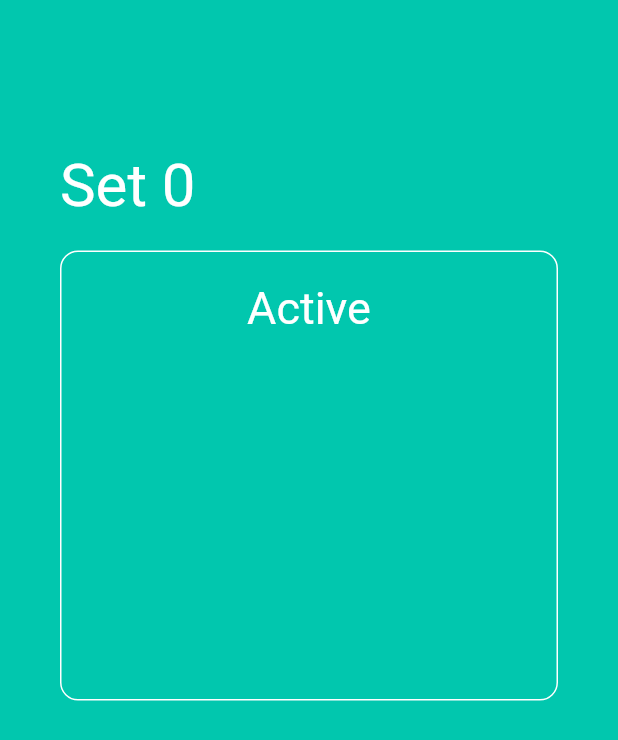
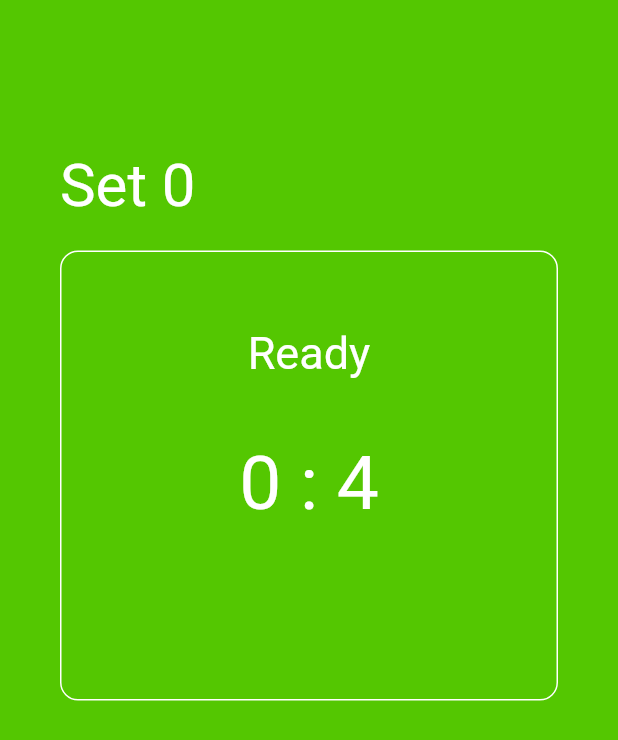
Before and after one commit to L-Hyeon/flutter-timer, a Flutter app: the IntervalPage screen opened directly, after a tap on "Start", on a phone screen of 412 x 824 dp. Shown: the top 740 px of the screen. Run offline on Flutter 3.47's test engine with Material 2 defaults, Android fonts, the phone set to English and light mode, and no system bars; our stand-ins replace fluttertoast; Roboto replaces fonts that are missing (Cafe24).

Commit message:
Finish Interval Part

```diff
--- a/lib/widgets/interval/interval_active.dart
+++ b/lib/widgets/interval/interval_active.dart
@@ -1,26 +1,88 @@
+import 'dart:async';
 import 'package:flutter/material.dart';
+import 'package:fluttertoast/fluttertoast.dart';
 
 class IntervalActive extends StatefulWidget {
   const IntervalActive({Key? key, required this.set, required this.aMin, required this.aSec, required this.rMin, required this.rSec}) : super(key: key);
 
   final int set;
-  final String aMin;
-  final String aSec;
-  final String rMin;
-  final String rSec;
+  final int aMin;
+  final int aSec;
+  final int rMin;
+  final int rSec;
 
   @override
   _IntervalActiveState createState() => _IntervalActiveState();
 }
 
 class _IntervalActiveState extends State<IntervalActive> {
-  int loopCounter = 1;
+  int curSet = 0;
+  int loopCounter = 0;
+  int min = 0;
+  int sec = 5;
+  String curState = "Ready";
+  Timer? timer;
+  DateTime backPressedTime = DateTime(-1);
+
+  void startTimer() {
+    timer = Timer.periodic(const Duration(seconds: 1), (_) {
+      if (sec > 0){
+        setState(() { sec -= 1; });
+      }
+      if (sec == 0){
+        if (min > 0) {
+          min -= 1;
+          sec += 60;
+          return;
+        }
+        if (loopCounter == 2*widget.set){
+          stopTimer();
+          curState = "Finish";
+        }
+        else if (loopCounter % 2 == 0){
+          curSet += 1;
+          loopCounter += 1;
+          curState = "Active";
+          min = widget.aMin;
+          sec = widget.aSec - 1;
+        }
+        else if (loopCounter % 2 == 1) {
+          loopCounter += 1;
+          curState = "Rest";
+          min = widget.rMin;
+          sec = widget.rSec - 1;
+        }
+      }
+    });
+  }
+
+  void stopTimer() {
+    timer?.cancel();
+  }
+
+  Future<bool> onWillPop() {
+    DateTime now = DateTime.now();
+    if (backPressedTime == DateTime(-1) ||
+        now.difference(backPressedTime) > Duration(seconds: 2)) {
+      backPressedTime = now;
+      Fluttertoast.showToast(msg: "종료하려면 한 번 더 누르세요");
+      return Future.value(false);
+    }
+    return Future.value(true);
+  }
+
+  @override
+  void initState() {
+    startTimer();
+  }
 
   @override
   Widget build(BuildContext context) {
     return Scaffold(
-      backgroundColor: const Color(0xff01C7AE),
-      body: SingleChildScrollView(
+      backgroundColor: (curState == "Active") ? const Color(0xff01C7AE) : const Color(0xff54c701),
+      body: WillPopScope(
+        onWillPop: onWillPop,
+        child: SingleChildScrollView(
           child: Column(
             children: [
               const SizedBox(height: 100),
@@ -28,7 +90,7 @@ class _IntervalActiveState extends State<IntervalActive> {
                 children: [
                   const SizedBox(width: 40),
                   TText(
-                  text: "Set ${widget.set}",
+                    text: "Set $curSet",
                     size: 40,
                   )
                 ],
@@ -36,7 +98,7 @@ class _IntervalActiveState extends State<IntervalActive> {
               Container(
                 width: 350,
                 height: 300,
-              margin: EdgeInsets.fromLTRB(40, 20, 40, 20),
+                margin: const EdgeInsets.fromLTRB(40, 20, 40, 20),
                 decoration: BoxDecoration(
                   borderRadius: BorderRadius.circular(12),
                   border: Border.all(
@@ -46,12 +108,22 @@ class _IntervalActiveState extends State<IntervalActive> {
                 ),
                 child: Column(
                   children: [
-                  const SizedBox(height: 20),
-                  TText(text: "Active", size: 30)
+                    const SizedBox(height: 50),
+                    TText(text: curState, size: 30),
+                    const SizedBox(height: 40),
+                    Row(
+                      mainAxisAlignment: MainAxisAlignment.center,
+                      children: [
+                        TText(text: "$min", size: 50),
+                        const TText(text: " : ", size: 50),
+                        TText(text: "$sec", size: 50)
+                      ],
+                    )
                   ],
                 )
               ),
             ],
+          ),
         ),
       ),
     );
--- a/lib/widgets/interval/interval_page.dart
+++ b/lib/widgets/interval/interval_page.dart
@@ -1,4 +1,5 @@
 import 'package:flutter/material.dart';
+import 'package:fluttertoast/fluttertoast.dart';
 import 'package:timer/widgets/interval/interval_active.dart';
 
 class IntervalPage extends StatefulWidget {
@@ -10,10 +11,10 @@ class IntervalPage extends StatefulWidget {
 
 class _IntervalPageState extends State<IntervalPage> {
   int sets = 0;
-  final activeMin = TextEditingController();
-  final activeSec = TextEditingController();
-  final restMin = TextEditingController();
-  final restSec = TextEditingController();
+  final activeMin = TextEditingController(text: "0");
+  final activeSec = TextEditingController(text: "0");
+  final restMin = TextEditingController(text: "0");
+  final restSec = TextEditingController(text: "0");
 
   @override
   Widget build(BuildContext context) {
@@ -89,6 +90,21 @@ class _IntervalPageState extends State<IntervalPage> {
                     )
                   ),
                   const SizedBox(height: 10),
+                  Row(
+                    mainAxisAlignment: MainAxisAlignment.spaceBetween,
+                    children : [
+                      InkWell(
+                          child: const TText(
+                            text: "-15",
+                            size: 20,
+                          ),
+                          onTap: (){
+                            if (int.parse(activeSec.text) < 15){
+                              return;
+                            }
+                            activeSec.text = (int.parse(activeSec.text) - 15).toString();
+                          }
+                      ),
                       Container(
                         width: 130,
                         height: 70,
@@ -107,12 +123,6 @@ class _IntervalPageState extends State<IntervalPage> {
                               child: TextField(
                                 controller: activeMin,
                                 decoration: const InputDecoration(
-                              hintText: "00",
-                              hintStyle: TextStyle(
-                                  fontFamily: "Cafe24",
-                                  fontSize: 20,
-                                  color: Colors.white
-                              ),
                                   enabledBorder: OutlineInputBorder(
                                     borderSide: BorderSide(
                                       color: Colors.transparent,
@@ -146,12 +156,6 @@ class _IntervalPageState extends State<IntervalPage> {
                               child: TextField(
                                 controller: activeSec,
                                 decoration: const InputDecoration(
-                                hintText: "00",
-                                hintStyle: TextStyle(
-                                    fontFamily: "Cafe24",
-                                    fontSize: 20,
-                                    color: Colors.white
-                                ),
                                     enabledBorder: OutlineInputBorder(
                                         borderSide: BorderSide(
                                             color: Colors.transparent,
@@ -172,10 +176,27 @@ class _IntervalPageState extends State<IntervalPage> {
                                 ),
                                 textAlign: TextAlign.center,
                                 keyboardType: TextInputType.number,
+                                onChanged: (text){
+                                  if (int.parse(activeSec.text) >= 60){
+                                    activeMin.text = (int.parse(activeMin.text) + 1).toString();
+                                    activeSec.text = (int.parse(activeSec.text) - 60).toString();
+                                  }
+                                },
                               ),
                             ),
                           ],
+                        )
                       ),
+                      InkWell(
+                          child: const TText(
+                            text: "+15",
+                            size: 20,
+                          ),
+                          onTap: (){
+                            activeSec.text = (int.parse(activeSec.text) + 15).toString();
+                          }
+                      ),
+                    ]
                   ),
                   const SizedBox(height: 20),
                   const Center(
@@ -185,6 +206,21 @@ class _IntervalPageState extends State<IntervalPage> {
                       )
                   ),
                   const SizedBox(height: 10),
+                  Row(
+                    mainAxisAlignment: MainAxisAlignment.spaceBetween,
+                    children: [
+                      InkWell(
+                          child: const TText(
+                            text: "-15",
+                            size: 20,
+                          ),
+                          onTap: (){
+                            if (int.parse(restSec.text) < 15){
+                              return;
+                            }
+                            restSec.text = (int.parse(restSec.text) - 15).toString();
+                          }
+                      ),
                       Container(
                         width: 130,
                         height: 70,
@@ -203,12 +239,6 @@ class _IntervalPageState extends State<IntervalPage> {
                               child: TextField(
                                 controller: restMin,
                                 decoration: const InputDecoration(
-                                hintText: "00",
-                                hintStyle: TextStyle(
-                                    fontFamily: "Cafe24",
-                                    fontSize: 20,
-                                    color: Colors.white
-                                ),
                                     enabledBorder: OutlineInputBorder(
                                         borderSide: BorderSide(
                                             color: Colors.transparent,
@@ -242,12 +272,6 @@ class _IntervalPageState extends State<IntervalPage> {
                               child: TextField(
                                 controller: restSec,
                                 decoration: const InputDecoration(
-                                hintText: "00",
-                                hintStyle: TextStyle(
-                                    fontFamily: "Cafe24",
-                                    fontSize: 20,
-                                    color: Colors.white
-                                ),
                                     enabledBorder: OutlineInputBorder(
                                         borderSide: BorderSide(
                                             color: Colors.transparent,
@@ -268,10 +292,31 @@ class _IntervalPageState extends State<IntervalPage> {
                                 ),
                                 textAlign: TextAlign.center,
                                 keyboardType: TextInputType.number,
+                                onChanged: (text){
+                                  if (int.parse(restSec.text) >= 60){
+                                    restMin.text = (int.parse(restMin.text) + 1).toString();
+                                    restSec.text = (int.parse(restSec.text) - 60).toString();
+                                  }
+                                },
                               ),
                             ),
                           ],
                         )
+                      ),
+                      InkWell(
+                          child: const TText(
+                            text: "+15",
+                            size: 20,
+                          ),
+                          onTap: (){
+                            restSec.text = (int.parse(restSec.text) + 15).toString();
+                            if (int.parse(restSec.text) >= 60){
+                              restMin.text = (int.parse(restMin.text) + 1).toString();
+                              restSec.text = (int.parse(restSec.text) - 60).toString();
+                            }
+                          }
+                      )
+                    ]
                   )
                 ],
               ),
@@ -295,7 +340,11 @@ class _IntervalPageState extends State<IntervalPage> {
                   )
                 ),
                 onTap: (){
-                  Navigator.push(context, MaterialPageRoute(builder: (context) => IntervalActive(set: sets, aMin: activeMin.text, aSec: activeSec.text, rMin: restMin.text, rSec: restSec.text)));
+                  if (activeMin.text == null || activeSec.text == null || restMin.text == null || restSec.text == null){
+                    Fluttertoast.showToast(msg: "시간을 입력하세요");
+                    return;
+                  }
+                  Navigator.push(context, MaterialPageRoute(builder: (context) => IntervalActive(set: sets, aMin: int.parse(activeMin.text), aSec: int.parse(activeSec.text), rMin: int.parse(restMin.text), rSec: int.parse(restSec.text))));
                 },
               )
             )
```
Lines whose indentation alone changed are shown as unchanged.
